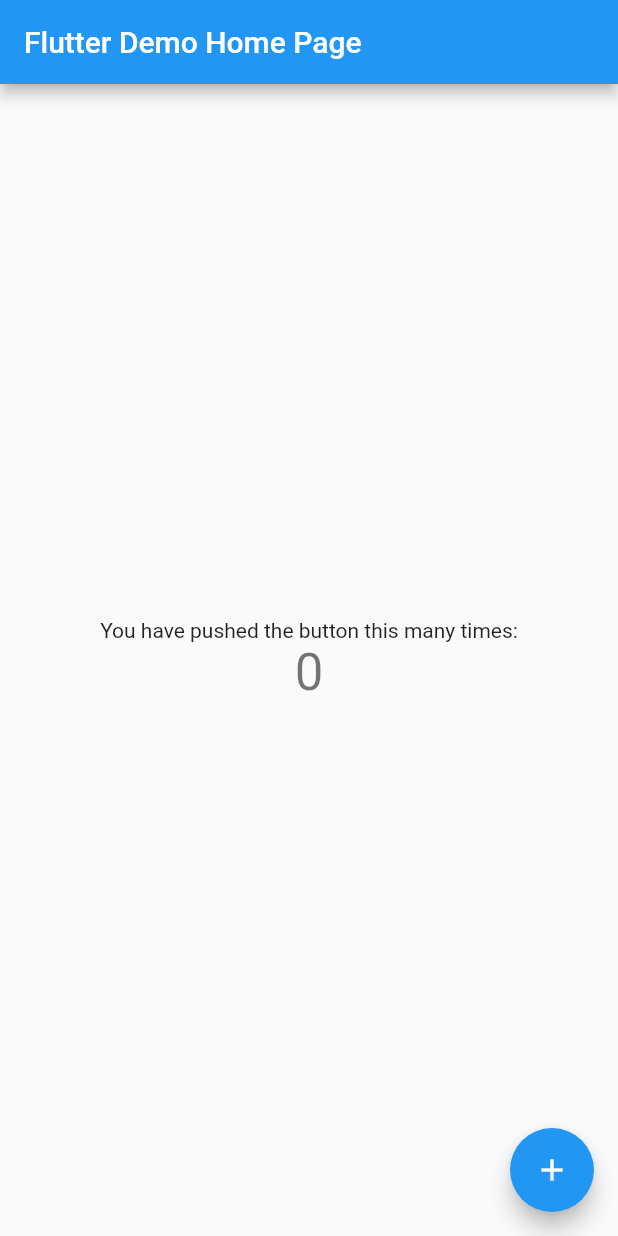
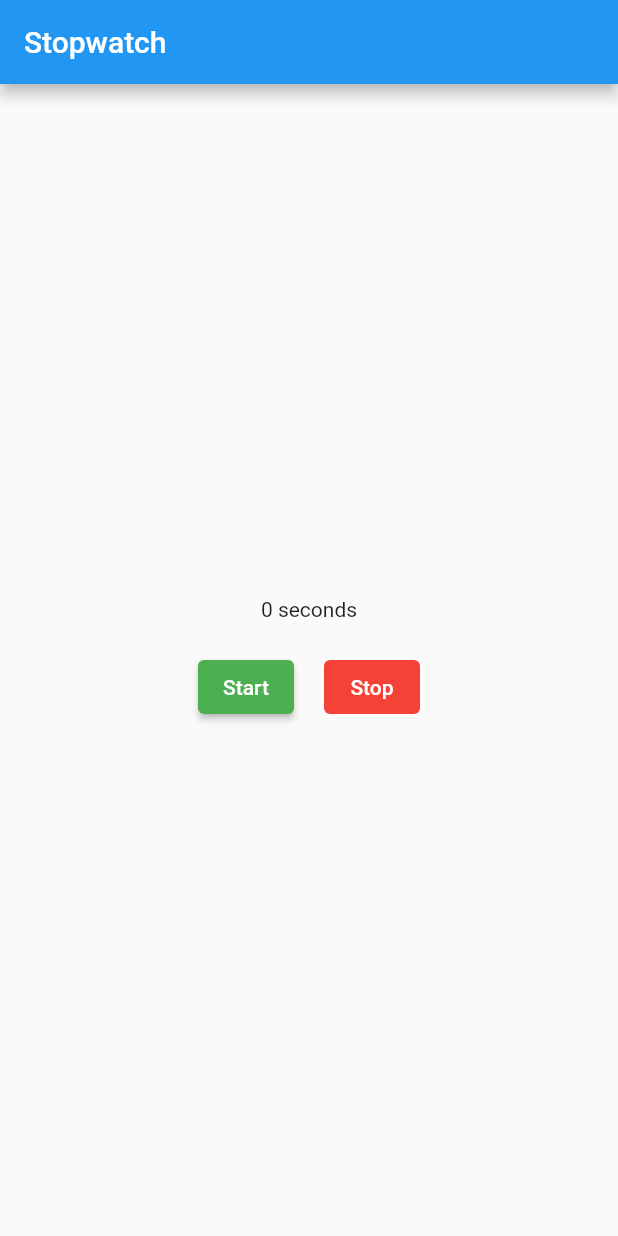
Before and after one commit to ryanrellis/stopwatch, a Flutter app: the screen it shows after launch, on a phone screen of 412 x 824 dp. Run offline on Flutter 3.47's test engine with Material 2 defaults, Android fonts, the phone set to English and light mode, and no system bars.

Commit message:
First design iteration

```diff
--- a/lib/main.dart
+++ b/lib/main.dart
@@ -1,113 +1,18 @@
 import 'package:flutter/material.dart';
+import 'package:stopwatch/stopwatch.dart';
 
 void main() {
-  runApp(MyApp());
+  runApp(StopwatchApp());
 }
 
-class MyApp extends StatelessWidget {
-  // This widget is the root of your application.
+class StopwatchApp extends StatelessWidget {
+  const StopwatchApp({Key? key}) : super(key: key);
+
   @override
   Widget build(BuildContext context) {
     return MaterialApp(
-      title: 'Flutter Demo',
-      theme: ThemeData(
-        // This is the theme of your application.
-        //
-        // Try running your application with "flutter run". You'll see the
-        // application has a blue toolbar. Then, without quitting the app, try
-        // changing the primarySwatch below to Colors.green and then invoke
-        // "hot reload" (press "r" in the console where you ran "flutter run",
-        // or simply save your changes to "hot reload" in a Flutter IDE).
-        // Notice that the counter didn't reset back to zero; the application
-        // is not restarted.
-        primarySwatch: Colors.blue,
-      ),
-      home: MyHomePage(title: 'Flutter Demo Home Page'),
+      debugShowCheckedModeBanner: false,
+      home: StopWatch(),
     );
   }
 }
-
-class MyHomePage extends StatefulWidget {
-  MyHomePage({Key? key, required this.title}) : super(key: key);
-
-  // This widget is the home page of your application. It is stateful, meaning
-  // that it has a State object (defined below) that contains fields that affect
-  // how it looks.
-
-  // This class is the configuration for the state. It holds the values (in this
-  // case the title) provided by the parent (in this case the App widget) and
-  // used by the build method of the State. Fields in a Widget subclass are
-  // always marked "final".
-
-  final String title;
-
-  @override
-  _MyHomePageState createState() => _MyHomePageState();
-}
-
-class _MyHomePageState extends State<MyHomePage> {
-  int _counter = 0;
-
-  void _incrementCounter() {
-    setState(() {
-      // This call to setState tells the Flutter framework that something has
-      // changed in this State, which causes it to rerun the build method below
-      // so that the display can reflect the updated values. If we changed
-      // _counter without calling setState(), then the build method would not be
-      // called again, and so nothing would appear to happen.
-      _counter++;
-    });
-  }
-
-  @override
-  Widget build(BuildContext context) {
-    // This method is rerun every time setState is called, for instance as done
-    // by the _incrementCounter method above.
-    //
-    // The Flutter framework has been optimized to make rerunning build methods
-    // fast, so that you can just rebuild anything that needs updating rather
-    // than having to individually change instances of widgets.
-    return Scaffold(
-      appBar: AppBar(
-        // Here we take the value from the MyHomePage object that was created by
-        // the App.build method, and use it to set our appbar title.
-        title: Text(widget.title),
-      ),
-      body: Center(
-        // Center is a layout widget. It takes a single child and positions it
-        // in the middle of the parent.
-        child: Column(
-          // Column is also a layout widget. It takes a list of children and
-          // arranges them vertically. By default, it sizes itself to fit its
-          // children horizontally, and tries to be as tall as its parent.
-          //
-          // Invoke "debug painting" (press "p" in the console, choose the
-          // "Toggle Debug Paint" action from the Flutter Inspector in Android
-          // Studio, or the "Toggle Debug Paint" command in Visual Studio Code)
-          // to see the wireframe for each widget.
-          //
-          // Column has various properties to control how it sizes itself and
-          // how it positions its children. Here we use mainAxisAlignment to
-          // center the children vertically; the main axis here is the vertical
-          // axis because Columns are vertical (the cross axis would be
-          // horizontal).
-          mainAxisAlignment: MainAxisAlignment.center,
-          children: <Widget>[
-            Text(
-              'You have pushed the button this many times:',
-            ),
-            Text(
-              '$_counter',
-              style: Theme.of(context).textTheme.headline4,
-            ),
-          ],
-        ),
-      ),
-      floatingActionButton: FloatingActionButton(
-        onPressed: _incrementCounter,
-        tooltip: 'Increment',
-        child: Icon(Icons.add),
-      ), // This trailing comma makes auto-formatting nicer for build methods.
-    );
-  }
-}
--- /dev/null
+++ b/lib/stopwatch.dart
@@ -0,0 +1,86 @@
+import 'dart:async';
+
+import 'package:flutter/material.dart';
+
+class StopWatch extends StatefulWidget {
+  const StopWatch({Key? key}) : super(key: key);
+
+  @override
+  _StopWatchState createState() => _StopWatchState();
+}
+
+class _StopWatchState extends State<StopWatch> {
+  bool isTicking = false;
+  int seconds = 0;
+  Timer? timer;
+
+  void _onTick(Timer time) {
+    setState(() {
+      ++seconds;
+    });
+  }
+
+  String _secondsText() => seconds == 1 ? 'second' : 'seconds';
+  @override
+  void dispose() {
+    super.dispose();
+    timer!.cancel();
+  }
+
+  @override
+  Widget build(BuildContext context) {
+    void _startTimer() {
+      timer = Timer.periodic(Duration(seconds: 1), _onTick);
+      setState(() {
+        isTicking = true;
+      });
+    }
+
+    void _stopTimer() {
+      timer!.cancel();
+      setState(() {
+        isTicking = false;
+      });
+    }
+
+    return Scaffold(
+      appBar: AppBar(
+        title: Text("Stopwatch"),
+      ),
+      body: Column(
+        mainAxisAlignment: MainAxisAlignment.center,
+        children: [
+          Text('$seconds ${_secondsText()}'),
+          SizedBox(height: 20),
+          Row(
+            mainAxisAlignment: MainAxisAlignment.center,
+            children: [
+              ElevatedButton(
+                style: ButtonStyle(
+                  backgroundColor:
+                      MaterialStateProperty.all<Color>(Colors.green),
+                  foregroundColor:
+                      MaterialStateProperty.all<Color>(Colors.white),
+                ),
+                onPressed: isTicking ? null : _startTimer,
+                child: Text("Start"),
+              ),
+              SizedBox(
+                width: 20.0,
+              ),
+              TextButton(
+                style: ButtonStyle(
+                    backgroundColor:
+                        MaterialStateProperty.all<Color>(Colors.red),
+                    foregroundColor:
+                        MaterialStateProperty.all<Color>(Colors.white)),
+                onPressed: isTicking ? _stopTimer : null,
+                child: Text("Stop"),
+              )
+            ],
+          ),
+        ],
+      ),
+    );
+  }
+}
```
Also changed, not shown: 1 other file.
